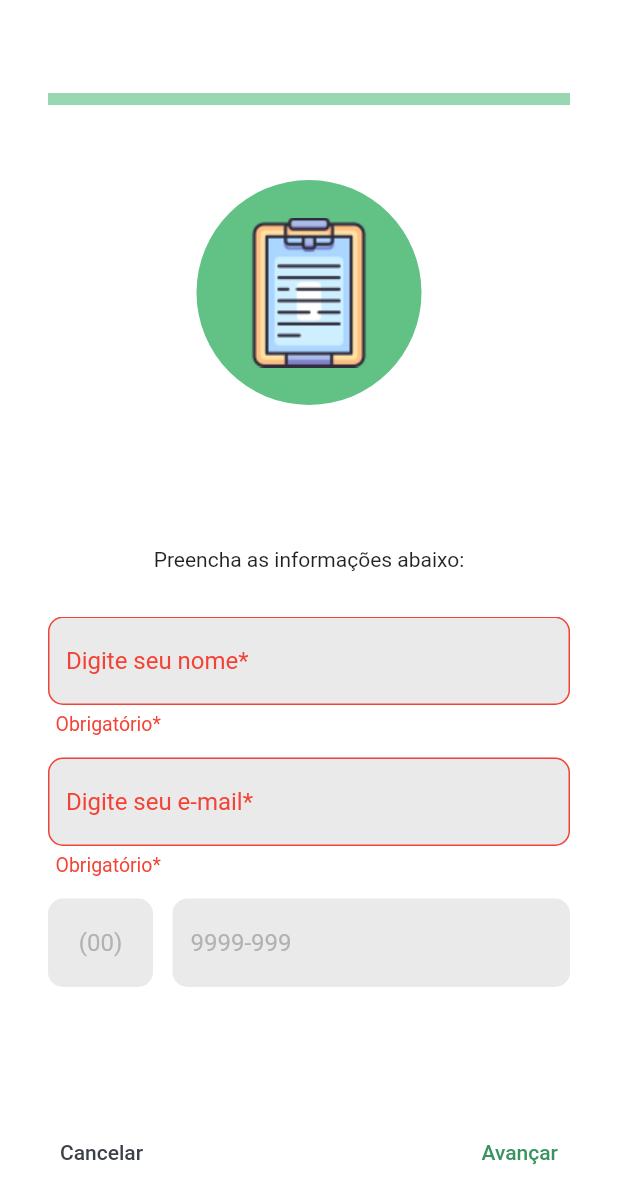
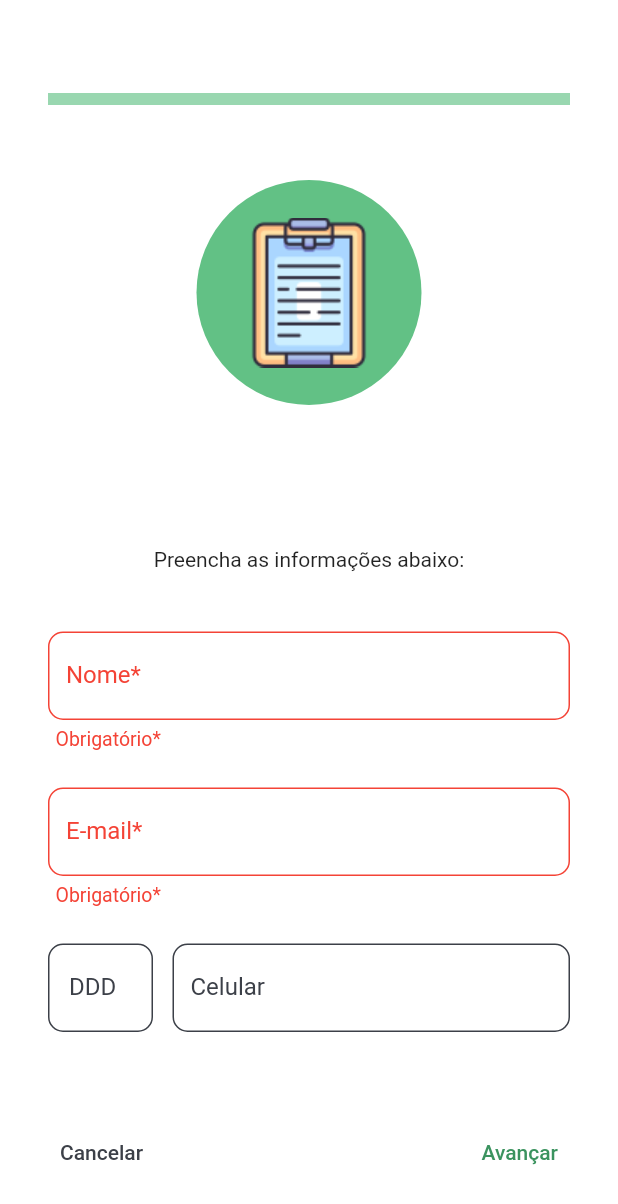
Before and after one commit to MarcalDev/stepped_login, a Flutter app: the StepRegisterPage screen opened directly, after a tap on "Avançar", on a phone screen of 412 x 824 dp. Shown: the top 1204 px of the screen. Run offline on Flutter 3.47's test engine with Material 2 defaults, Android fonts, the phone set to English and light mode, and no system bars; our stand-ins replace connectivity_plus, get, image_picker, internet_connection_checker, mask_text_input_formatter, permission_handler and 1 more; accounts and stored records are empty.

Commit message:
Adição de validação de senha, email e nome para cadastro de usuário

```diff
--- a/lib/2-app/components/text_field_widget.dart
+++ b/lib/2-app/components/text_field_widget.dart
@@ -5,7 +5,7 @@ import 'package:stepped_login/2-app/views/stylePages/app_text_styles.dart';
 
 class TextFieldWidget extends StatefulWidget {
     TextFieldWidget({
-    required this.hintText,
+    this.hintText = "",
     required this.editingController,
     this.isPassword = false,
     this.isPhoneNumber = false,
@@ -14,9 +14,11 @@ class TextFieldWidget extends StatefulWidget {
     this.isLastField = false,
     this.showErrorInput = false,
     this.fieldRequirements = const [],
+    required this.labelText,
     super.key
     });
-    String hintText = "";
+    String hintText;
+    String labelText = "";
     TextEditingController editingController;
     bool isPassword;
     bool isPhoneNumber;
@@ -47,24 +49,27 @@ class _TextFieldWidgetState extends State<TextFieldWidget> {
   bool _showPassword = true;
   @override
   Widget build(BuildContext context) {
-    Color borderColor = (widget.showErrorInput) ? AppColors.errorColor : Colors.transparent;
-    Color hintColor = (widget.showErrorInput) ? AppColors.errorColor : AppColors.inputHintColor;
+    Color borderColor = (widget.showErrorInput) ? AppColors.errorColor : AppColors.inputTextColor;
+    Color labelColor = (widget.showErrorInput) ? AppColors.errorColor : AppColors.inputTextColor;
     bool showRequirementsList = widget.fieldRequirements.isNotEmpty;
-    return Column(
+    return Padding(
+      padding: const EdgeInsets.only(top: 10),
+      child:  Column(
       crossAxisAlignment: CrossAxisAlignment.start,
       children: [
         TextField(
           decoration: InputDecoration(
             hintText: (!widget.isPhoneArea && !widget.isPhoneNumber) ? widget.hintText : ((widget.isPhoneArea)? "(00)" : "9999-999"),
-            hintStyle: TextStyle(color: hintColor),
+            hintStyle: TextStyle(color:  AppColors.inputHintColor),
             enabledBorder: OutlineInputBorder(borderRadius: const BorderRadius.all(Radius.circular(10)), borderSide: BorderSide(color: borderColor)),
             focusedBorder: OutlineInputBorder(borderRadius: BorderRadius.all(Radius.circular(10)), borderSide: BorderSide(color: borderColor)),
-            fillColor: AppColors.inputBackgroundColor,
+            fillColor: Colors.white,
             isDense: false,
             filled:true,
             hoverColor: AppColors.inputBackgroundColor,
-            floatingLabelBehavior: FloatingLabelBehavior.never,
-            labelStyle: TextStyle(color: AppColors.inputTextColor),
+            floatingLabelBehavior: FloatingLabelBehavior.auto,
+            labelText: widget.labelText,
+            labelStyle: TextStyle(color: labelColor, backgroundColor: Colors.transparent),
             suffixIcon: (widget.isPassword)
                         ? IconButton(
                           onPressed: (){
@@ -87,10 +92,9 @@ class _TextFieldWidgetState extends State<TextFieldWidget> {
         cursorColor: AppColors.thirdColor,
         textAlign: (widget.isPhoneArea) ? TextAlign.center : TextAlign.left,
         textInputAction: (widget.isLastField) ? TextInputAction.done : TextInputAction.next,
-
         ),
         Visibility(
-          visible: widget.showErrorInput,
+          visible: widget.showErrorInput && !showRequirementsList,
           child: Padding(
             padding: EdgeInsets.only(left: 5,top: 5),
             child: Text("Obrigatório*", style: AppTextStyles.textLeftError, textAlign: TextAlign.left)
@@ -100,10 +104,18 @@ class _TextFieldWidgetState extends State<TextFieldWidget> {
           visible: showRequirementsList,
           child: Padding(
             padding: EdgeInsets.only(left: 5,top: 5),
-            child: Text(widget.fieldRequirements.toString().replaceAll('[', '').replaceAll(']', ''), style: AppTextStyles.textLeftError, textAlign: TextAlign.left),
+            child: ListView.builder(
+              physics: NeverScrollableScrollPhysics(),
+              padding: EdgeInsets.all(0),
+              shrinkWrap: true,
+              itemCount: widget.fieldRequirements.length,
+              itemBuilder: (context, index) {
+              return Text(widget.fieldRequirements[index], style: AppTextStyles.textLeftError, textAlign: TextAlign.left);
+            },)
           )
           )
       ],
+    )
     );
   }
 }
--- a/lib/2-app/controllers/register_controller.dart
+++ b/lib/2-app/controllers/register_controller.dart
@@ -36,7 +36,10 @@ class RegisterController extends GetxController{
   late RxBool showEmailError;
   late RxBool showPasswordError;
   late RxBool showSecondPasswordError;
-  late RxList<String> requirementsList;
+  late RxList<String> passwordRequirementsList;
+  late RxList<String> secondPasswordRequirementsList;
+  late RxList<String> nameRequirementsList;
+  late RxList<String> emailRequirementsList;
 
 
   RegisterController({required this.context}){
@@ -65,7 +68,10 @@ class RegisterController extends GetxController{
     showEmailError = false.obs;
     showPasswordError = false.obs;
     showSecondPasswordError = false.obs;
-    requirementsList = List<String>.empty().obs;
+    passwordRequirementsList = List<String>.empty().obs;
+    secondPasswordRequirementsList = List<String>.empty().obs;
+    nameRequirementsList = List<String>.empty().obs;
+    emailRequirementsList = List<String>.empty().obs;
   }
 
   Future takePicture(bool openCamera) async{
@@ -148,30 +154,85 @@ class RegisterController extends GetxController{
 
   checkNextPage(){
     if(partialIndex.value == 0){
-      showNameError.value = nameController.text.isEmpty;
-      showEmailError.value = emailController.text.isEmpty;
-
-      if(emailController.text.isNotEmpty && nameController.text.isNotEmpty){
-        nextPage();
-      }
+      nameRequirementsList.clear();
+      emailRequirementsList.clear();
+      if(!validateEmptyText(nameController.text, false) || !validateEmptyText(emailController.text, true)){
+        if(!validateEmptyText(nameController.text, false)){
+          if(nameController.text.isNotEmpty){
+            nameRequirementsList.add('Insira um nome válido');
+          }
+          showNameError.value = true;
+        }
+        if(!validateEmptyText(emailController.text, true)){
+          if(emailController.text.isNotEmpty){
+            emailRequirementsList.add('Insira um e-mail válido');
+          }
+          showEmailError.value = true;
+        }
+      }else{
+          showNameError.value = false;
+          showEmailError.value = false;
+          nextPage();
+        }
     }else{
       showPasswordError.value = passwordController.text.isEmpty;
       showSecondPasswordError.value = secondPasswordController.text.isEmpty;
+      passwordRequirementsList.clear();
+      secondPasswordRequirementsList.clear();
       if(passwordController.text.isNotEmpty && secondPasswordController.text.isNotEmpty){
-        requirementsList.clear();
-        if(passwordController.text != secondPasswordController.text){
-          requirementsList.add('As senhas informadas devem ser iguais');
-          //showDialog(context: context, builder: (BuildContext context) {return ErrorPopup(popupText: "As senhas informadas devem ser iguais",);});
-        }else{
-          if(passwordController.text.length < 6){
-            requirementsList.add('A senha deve conter ao menos 6 caracteres');
-            //showDialog(context: context, builder: (BuildContext context) {return ErrorPopup(popupText: "A senha deve conter ao menos 6 caracteres",);});
+        if(validatePassword()){
+          if(passwordController.text != secondPasswordController.text){
+            secondPasswordRequirementsList.add('As senhas informadas devem ser iguais');
+            showSecondPasswordError.value = true;
+            secondPasswordController.text = "";
           }else{
-            requirementsList.clear();
-            nextPage();
+              passwordRequirementsList.clear();
+              nextPage();
           }
         }
       }
+    }
+  }
+
+  bool validatePassword(){
+    var validPassword = true;
+    showPasswordError.value = false;
+    showSecondPasswordError.value = false;
+    var specialCaracters = ['@', '.', '-', '_','#'];
+    if(passwordController.text.length < 8){
+      passwordRequirementsList.add('A senha deve conter ao menos 8 caracteres');
+      showPasswordError.value = true;
+      validPassword = false;
+    }
+    if(!passwordController.text.contains(RegExp(r'[A-Z]'))){
+      passwordRequirementsList.add('A senha deve conter ao menos 1 letra maiuscula');
+      showPasswordError.value = true;
+      validPassword = false;
+    }
+    if(!passwordController.text.contains(RegExp(r'[0-9]'))){
+      passwordRequirementsList.add('A senha deve conter ao menos 1 número');
+      showPasswordError.value = true;
+      validPassword = false;
+    }
+    if(!passwordController.text.contains(RegExp(specialCaracters.toString()))){
+      passwordRequirementsList.add('A senha deve conter ao menos 1 caracter especial');
+      showPasswordError.value = true;
+      validPassword = false;
+    }
+    return validPassword;
+  }
+
+  bool validateEmptyText(String text, bool isPassword){
+    var actualText = text.trim();
+    if(isPassword){
+      if(!actualText.contains('@') || !actualText.contains('.')){
+        return false;
+      }
+    }
+    if (actualText.isNotEmpty){
+      return true;
+    }else{
+      return false;
     }
   }
 
--- a/lib/2-app/views/login/pages/login_page.dart
+++ b/lib/2-app/views/login/pages/login_page.dart
@@ -36,12 +36,12 @@ class _LoginPageState extends State<LoginPage> {
                     padding: EdgeInsets.fromLTRB(5, 0, 0, 5),
                     child: Text('Usuário', style: AppTextStyles.textFieldTitle),
                   ),
-                  TextFieldWidget(hintText: 'Digite seu e-mail', editingController: controller.emailController, isEmail: true),
+                  TextFieldWidget(labelText: 'Digite seu e-mail', editingController: controller.emailController, isEmail: true),
                   const Padding(
                     padding: EdgeInsets.fromLTRB(5, 15, 0, 5),
                     child: Text('Senha',style: AppTextStyles.textFieldTitle)
                   ),
-                  TextFieldWidget(hintText: 'Digite sua senha', editingController: controller.passwordController, isLastField: true, isPassword: true),
+                  TextFieldWidget(labelText: 'Digite sua senha', editingController: controller.passwordController, isLastField: true, isPassword: true),
                   Row(
                     mainAxisAlignment: MainAxisAlignment.start,
                     children: [
--- a/lib/2-app/views/user_register/widgets/basic_data_partial.dart
+++ b/lib/2-app/views/user_register/widgets/basic_data_partial.dart
@@ -23,10 +23,10 @@ class _BasicDataPartialState extends State<BasicDataPartial> {
           mainAxisSize: MainAxisSize.min,
           mainAxisAlignment: MainAxisAlignment.start,
           children: [
-            TextFieldWidget(editingController: _controller.nameController, hintText: "Digite seu nome*", showErrorInput: _controller.showNameError.value),
+            TextFieldWidget(editingController: _controller.nameController, labelText: "Nome*", hintText: "Digite seu nome",showErrorInput: _controller.showNameError.value, fieldRequirements: _controller.nameRequirementsList.value),
             Padding(
               padding: const EdgeInsets.fromLTRB(0, 15, 0, 15),
-              child: TextFieldWidget(editingController: _controller.emailController, hintText: "Digite seu e-mail*", isEmail: true, showErrorInput: _controller.showEmailError.value,)
+              child: TextFieldWidget(editingController: _controller.emailController, labelText: "E-mail*", hintText: "exemplo@email.com", isEmail: true, showErrorInput: _controller.showEmailError.value,fieldRequirements: _controller.emailRequirementsList.value)
             ),
             Row(
               mainAxisAlignment: MainAxisAlignment.spaceBetween,
@@ -34,12 +34,12 @@ class _BasicDataPartialState extends State<BasicDataPartial> {
                 Container(
                     width: 70,
                     padding: const EdgeInsets.all(0),
-                    child: TextFieldWidget(editingController: _controller.phoneAreaController, hintText: "DDD ",isPhoneArea: true)
+                    child: TextFieldWidget(editingController: _controller.phoneAreaController, labelText: "DDD ",isPhoneArea: true)
                   ),
                 Container(
                     width: 265,
                     padding: const EdgeInsets.all(0),
-                    child: TextFieldWidget(editingController: _controller.phoneNumberController, hintText: "Celular",isPhoneNumber: true, isLastField: true),
+                    child: TextFieldWidget(editingController: _controller.phoneNumberController, labelText: "Celular",isPhoneNumber: true, isLastField: true),
                 )
             ],
             )
--- a/lib/2-app/views/user_register/widgets/password_partial.dart
+++ b/lib/2-app/views/user_register/widgets/password_partial.dart
@@ -22,9 +22,9 @@ class _PasswordPartialState extends State<PasswordPartial> {
           children: [
             Padding(
               padding: const EdgeInsets.fromLTRB(0, 0, 0, 15),
-              child: TextFieldWidget(editingController: _controller.passwordController, hintText: "Digite sua senha*",isPassword: true, showErrorInput: _controller.showPasswordError.value),
+              child: TextFieldWidget(editingController: _controller.passwordController, labelText: "Digite sua senha*",isPassword: true, showErrorInput: _controller.showPasswordError.value, fieldRequirements: _controller.passwordRequirementsList.value),
             ),
-            TextFieldWidget(editingController: _controller.secondPasswordController, hintText: "Repita a senha*",isPassword: true, isLastField: true, showErrorInput: _controller.showSecondPasswordError.value, fieldRequirements: _controller.requirementsList.value),
+            TextFieldWidget(editingController: _controller.secondPasswordController, labelText: "Repita a senha*",isPassword: true, isLastField: true, showErrorInput: _controller.showSecondPasswordError.value, fieldRequirements: _controller.secondPasswordRequirementsList.value),
           ],
         )
 
```
Also changed, not shown: 1 other file.
